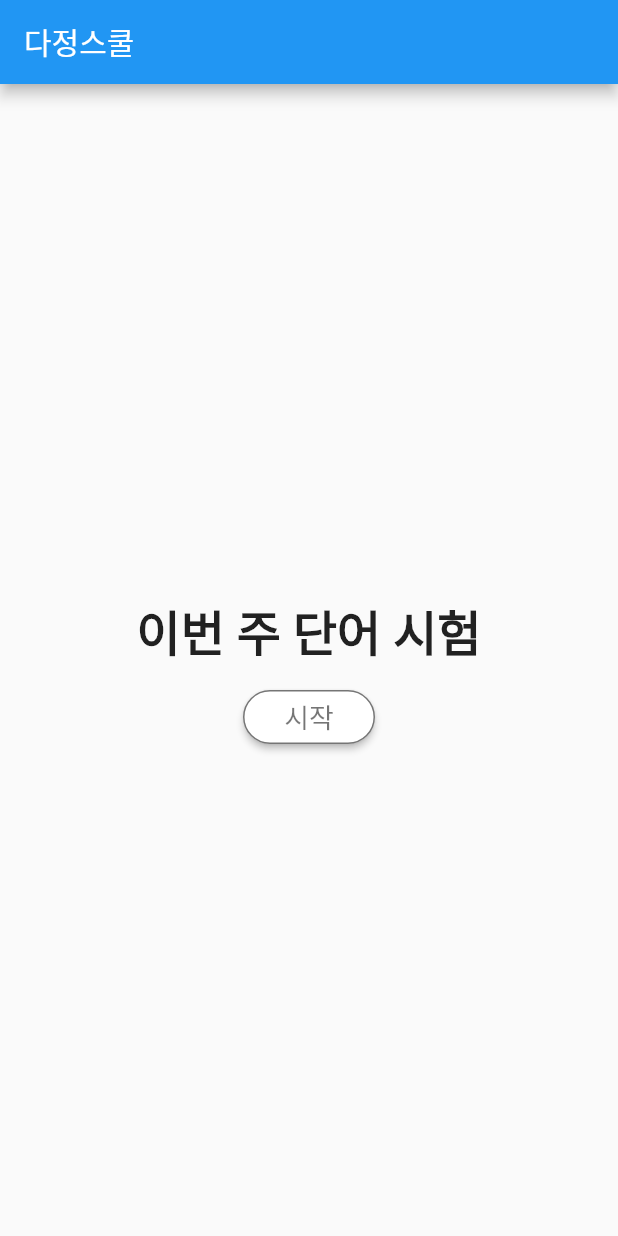
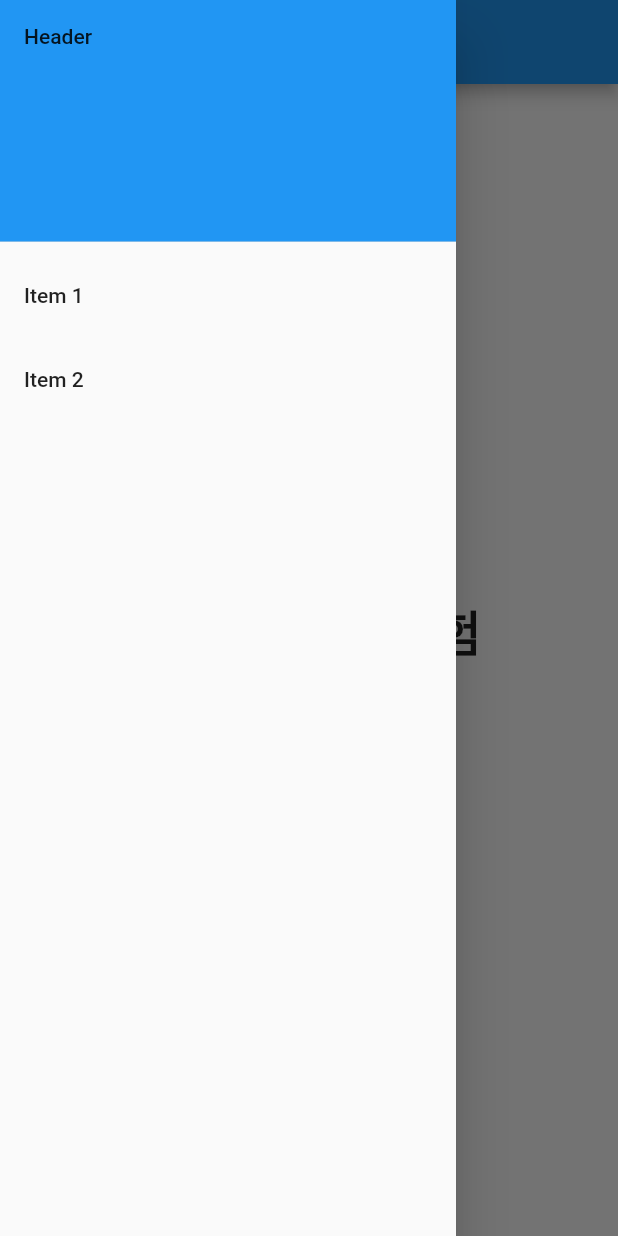
Before and after one commit to JWHAPO/exam_word, a Flutter app: the screen it shows after launch, with the side drawer open (before the commit the screen has no drawer), on a phone screen of 412 x 824 dp. Run offline on Flutter 3.47's test engine with Material 2 defaults, Android fonts, the phone set to English and light mode, and no system bars.

```diff
--- a/lib/main.dart
+++ b/lib/main.dart
@@ -118,6 +118,31 @@ class _MyHomePageState extends State<MyHomePage> with SingleTickerProviderStateM
         appBar: AppBar(
           title: Text(widget.title),
         ),
+        drawer: Drawer(
+          child: ListView(
+            padding: EdgeInsets.zero,
+            children: <Widget>[
+              DrawerHeader(
+                child: Text('Header'),
+                decoration: BoxDecoration(
+                  color: Theme.of(context).accentColor
+                ),
+              ),
+              ListTile(
+                title: Text('Item 1'),
+                onTap: (){
+                  Navigator.pop(context);
+                },
+              ),
+              ListTile(
+                title: Text('Item 2'),
+                onTap: (){
+                  Navigator.pop(context);
+                },
+              )
+            ],
+          ),
+        ),
         body: Container(
           width: MediaQuery.of(context).size.width,
           height: MediaQuery.of(context).size.height,
```
